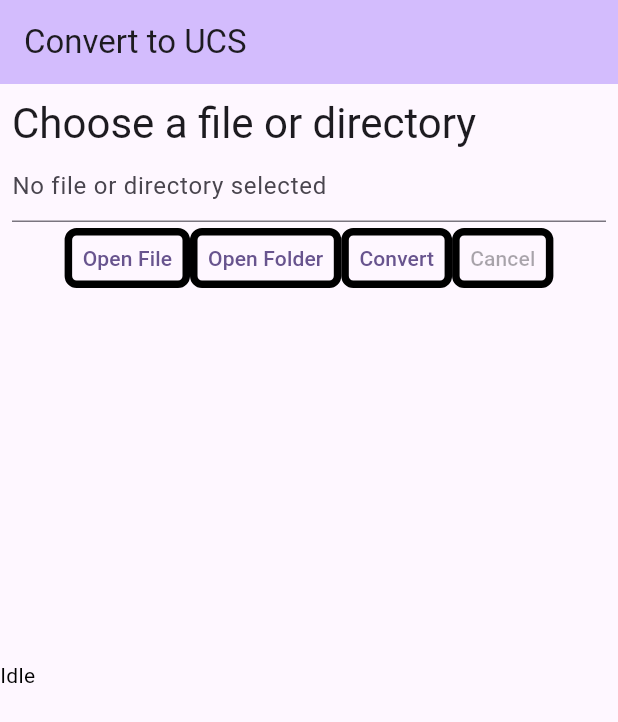
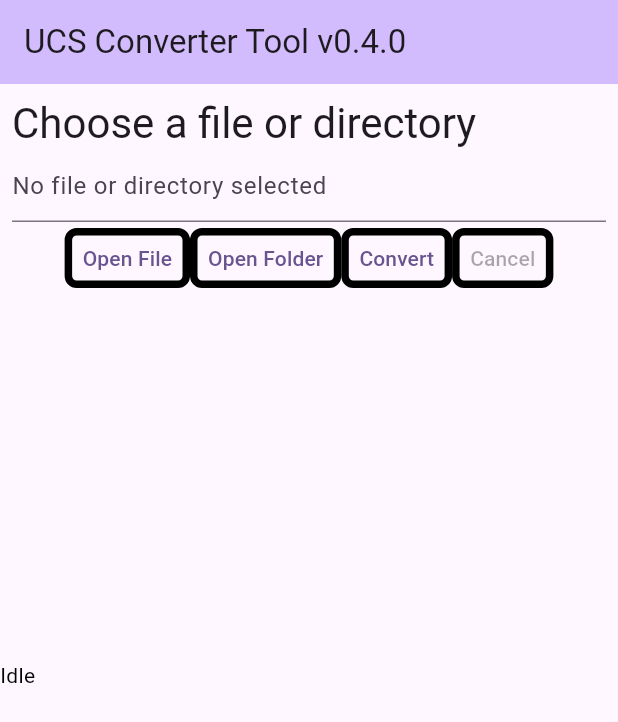
Before and after one commit to valius/UCSConverterTool, a Flutter app: the screen it shows after launch, on a phone screen of 412 x 824 dp. Shown: the top 722 px of the screen. Run offline on Flutter 3.47's test engine with Material 3 defaults, Android fonts, the phone set to English and light mode, and no system bars; our stand-ins replace file_picker.

Commit message:
chore: update version number and title to reflect correct version number

```diff
--- a/lib/main.dart
+++ b/lib/main.dart
@@ -15,7 +15,7 @@ class UCSConverterTool extends StatelessWidget {
         colorScheme: ColorScheme.fromSeed(seedColor: Colors.deepPurple),
         useMaterial3: true,
       ),
-      home: const ConvertView(title: 'Convert to UCS'),
+      home: const ConvertView(title: 'UCS Converter Tool v0.4.0'),
     );
   }
 }
--- a/pubspec.yaml
+++ b/pubspec.yaml
@@ -16,7 +16,7 @@ publish_to: 'none' # Remove this line if you wish to publish to pub.dev
 # https://developer.apple.com/library/archive/documentation/General/Reference/InfoPlistKeyReference/Articles/CoreFoundationKeys.html
 # In Windows, build-name is used as the major, minor, and patch parts
 # of the product and file versions while build-number is used as the build suffix.
-version: 0.1.0
+version: 0.4.0
 
 environment:
   sdk: '>=3.3.4 <4.0.0'
```
